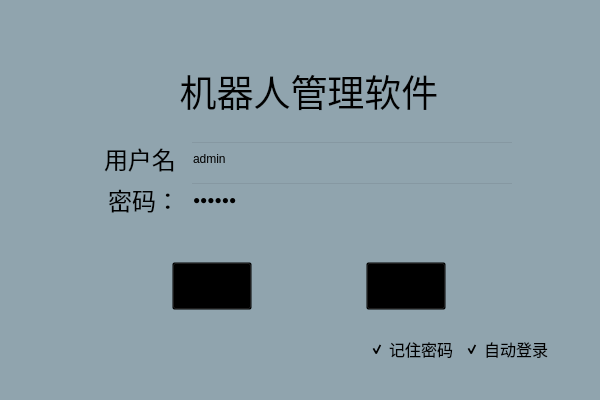
Qt form QtClient/FirstShowWidget.ui (imtangsheng/QtClient) before a commit.
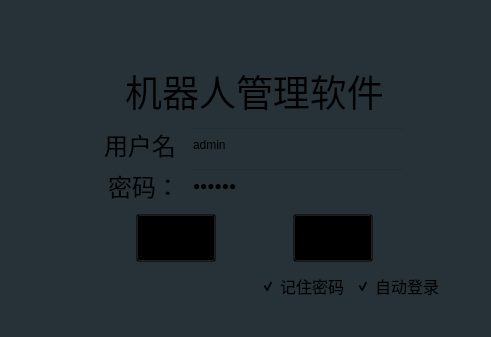
The same form after that commit. Icons and pictures are not drawn.

The edit to the form file:
```diff
--- a/QtClient/FirstShowWidget.ui
+++ b/QtClient/FirstShowWidget.ui
@@ -6,8 +6,8 @@
    <rect>
     <x>0</x>
     <y>0</y>
-    <width>600</width>
-    <height>400</height>
+    <width>491</width>
+    <height>337</height>
    </rect>
   </property>
   <property name="focusPolicy">
@@ -27,8 +27,7 @@
    <bool>false</bool>
   </property>
   <property name="styleSheet">
-   <string notr="true">background-image: url(:/asset/Image/login/login.jpg);
-background-color: rgb(144, 164, 174);</string>
+   <string notr="true">background-color: rgb(38, 50, 56);</string>
   </property>
   <layout class="QVBoxLayout" name="verticalLayout">
    <property name="spacing">
@@ -281,6 +280,12 @@
      <property name="sizeType">
       <enum>QSizePolicy::Maximum</enum>
      </property>
+     <property name="sizeHint" stdset="0">
+      <size>
+       <width>0</width>
+       <height>0</height>
+      </size>
+     </property>
     </spacer>
    </item>
    <item>
```
Left out of the diff: 6 changed lines with no effect on the pictures.
